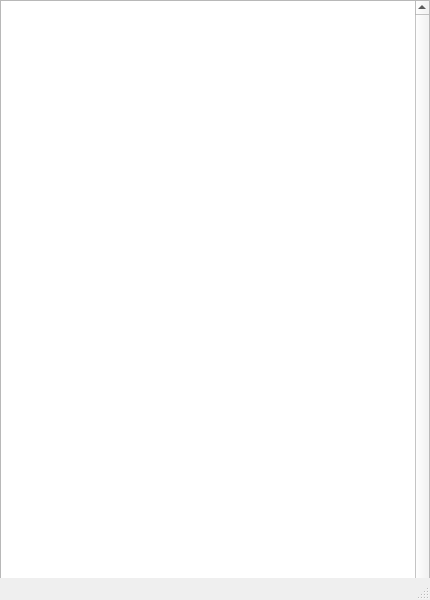
Qt form mainwindow.ui (duchaso/contact_list_viewer) before a commit.
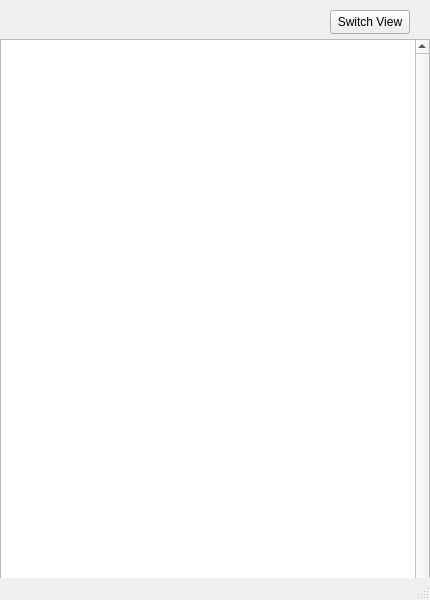
The same form after that commit.

Commit message:
Call window and Grid view
Implemented window for calling when press on cell.
Implemented switch view.

Diff of the .ui file:
```diff
--- a/mainwindow.ui
+++ b/mainwindow.ui
@@ -48,9 +48,9 @@
     <property name="geometry">
      <rect>
       <x>0</x>
-      <y>0</y>
+      <y>39</y>
       <width>430</width>
-      <height>600</height>
+      <height>561</height>
      </rect>
     </property>
     <property name="sizePolicy">
@@ -84,7 +84,7 @@
      <bool>true</bool>
     </property>
     <property name="gridStyle">
-     <enum>Qt::NoPen</enum>
+     <enum>Qt::SolidLine</enum>
     </property>
     <attribute name="horizontalHeaderVisible">
      <bool>false</bool>
@@ -113,6 +113,19 @@
      </property>
     </column>
    </widget>
+   <widget class="QPushButton" name="pushButton">
+    <property name="geometry">
+     <rect>
+      <x>330</x>
+      <y>10</y>
+      <width>80</width>
+      <height>24</height>
+     </rect>
+    </property>
+    <property name="text">
+     <string>Switch View</string>
+    </property>
+   </widget>
   </widget>
   <widget class="QMenuBar" name="menubar">
    <property name="geometry">
```
The commit also changes 4 other files.
